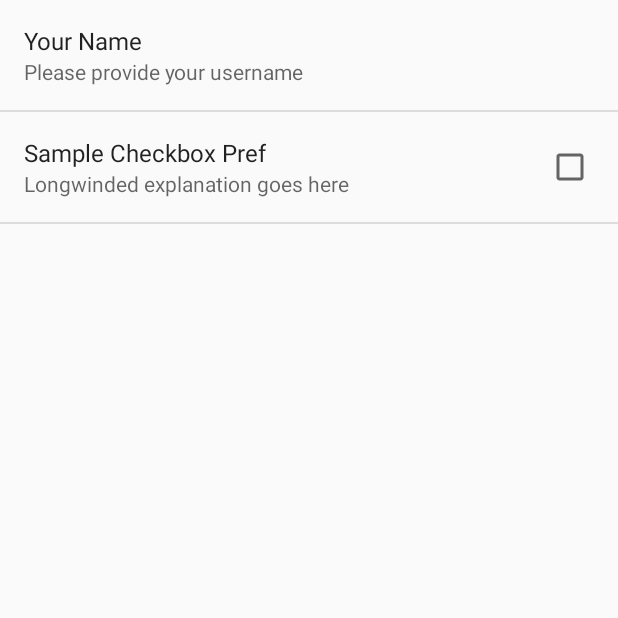
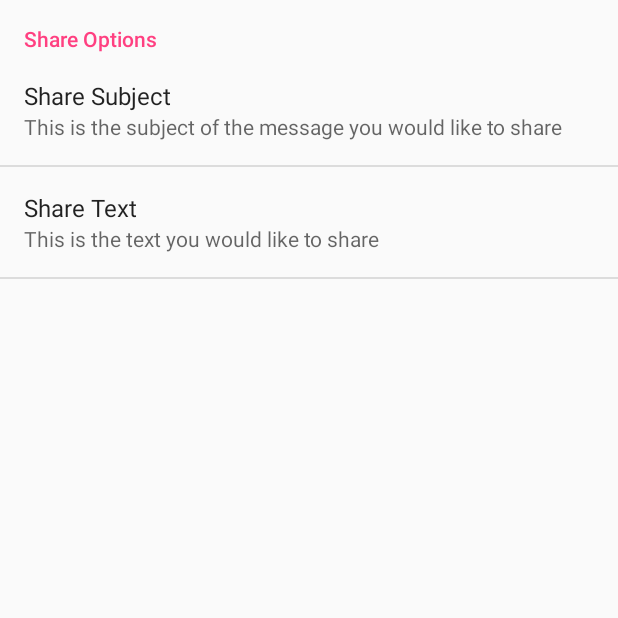
Before and after one commit to davidhamblin/Android-Projects, an Android app: the SettingsActivity screen opened directly, with no data from a screen before it, on a phone screen of 412 x 824 dp, the top half of it. Run offline under Robolectric (Android 15) with nearby library versions, the phone set to English and light mode, and no system bars.

```diff
--- a/Camera_Project/app/src/main/AndroidManifest.xml
+++ b/Camera_Project/app/src/main/AndroidManifest.xml
@@ -15,7 +15,6 @@
         <activity
             android:name=".MainActivity"
             android:configChanges="keyboardHidden|orientation"
-            android:label="@string/app_name"
             android:screenOrientation="portrait">
             <!-- ensures that the app is always in portrait even when phone rotated
       	 		consider what this means for phones with a slide out keyboard, they rotate the phone slide out the keyboard and
--- a/Camera_Project/app/src/main/res/values/colors.xml
+++ b/Camera_Project/app/src/main/res/values/colors.xml
@@ -3,4 +3,5 @@
     <color name="primary">#3F51B5</color>
     <color name="primary_dark">#303F9F</color>
     <color name="accent">#FF4081</color>
+    <color name="transparent">#20000000</color>
 </resources>
--- a/Camera_Project/app/src/main/res/values/strings.xml
+++ b/Camera_Project/app/src/main/res/values/strings.xml
@@ -35,5 +35,10 @@
     <string name="summary_child_preference">This is visually a child</string>
     <string name="sharemessage">Something to cherish, enjoy!</string>
     <string name="shareTitle">An image for you</string>
+    <string name="share_summary">This is the subject of the message you would like to share</string>
+    <string name="share_subject">Share Subject</string>
+    <string name="share_text">Share Text</string>
+    <string name="share_text_summary">This is the text you would like to share</string>
+    <string name="share_options">Share Options</string>
 
 </resources>
--- a/Camera_Project/app/src/main/res/xml/preferences.xml
+++ b/Camera_Project/app/src/main/res/xml/preferences.xml
@@ -1,11 +1,18 @@
 <?xml version="1.0" encoding="utf-8"?>
 <PreferenceScreen xmlns:android="http://schemas.android.com/apk/res/android" >
-    <EditTextPreference android:title="Your Name"
-        android:key="username"
-        android:summary="Please provide your username"></EditTextPreference>
-    <CheckBoxPreference android:title="Sample Checkbox Pref"
-        android:defaultValue="false"
-        android:summary="Longwinded explanation goes here"
-        android:key="applicationUpdates" />
+    <PreferenceCategory android:title="@string/share_options">
+    <EditTextPreference android:title="@string/share_subject"
+        android:key="subject"
+        android:summary="@string/share_summary"
+        android:id="@+id/share_subject" />
+    <EditTextPreference android:title="@string/share_text"
+        android:key="text"
+        android:summary="@string/share_text_summary"
+        android:id="@+id/share_text" />
+    </PreferenceCategory>
+    <!--<SeekBarPreference android:title="Sketchiness"-->
+        <!--android:defaultValue="false"-->
+        <!--android:summary="Longwinded explanation goes here"-->
+        <!--android:key="applicationUpdates" />-->
 
 </PreferenceScreen>
```
Also changed, not shown: Camera_Project/app/src/main/java/hamblin/camera_project/MainActivity.java (+40 -1 lines), Camera_Project/app/src/main/java/hamblin/camera_project/SettingsActivity.java (+14 -0 lines), Camera_Project/app/src/main/res/layout/activity_main.xml (+17 -7 lines), Camera_Project/app/src/main/res/menu/main.xml (+30 -1 lines), Camera_Project/app/src/main/res/values/styles.xml (+7 -0 lines), 21 other files.
